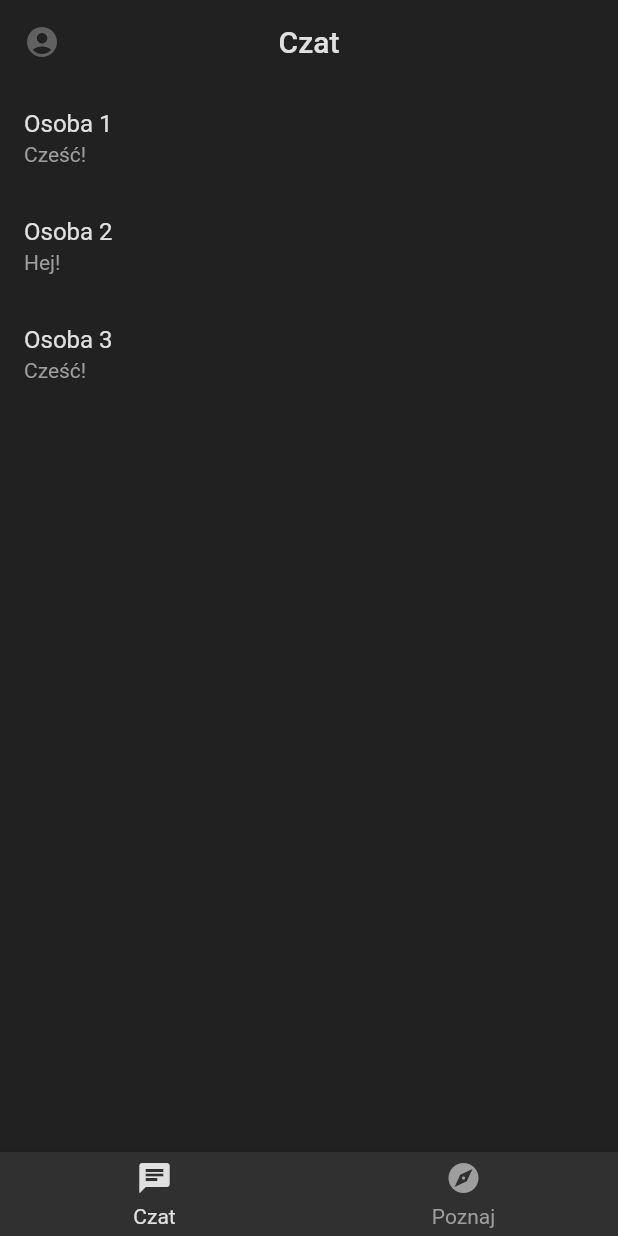
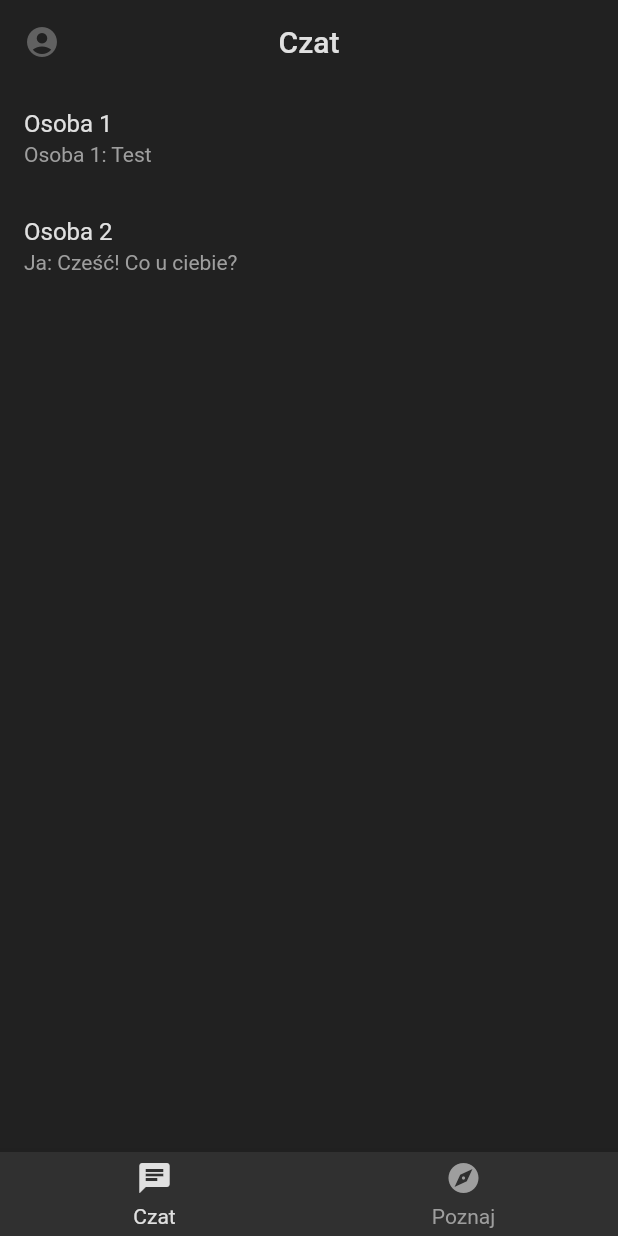
Before and after one commit to HackHeroes-2019-II-LO/app, a Flutter app: the screen it shows after launch, on a phone screen of 412 x 824 dp. Run offline on Flutter 3.47's test engine with Material 2 defaults, Android fonts, the phone set to English and light mode, and no system bars.

Commit message:
Display conversations from scoped model

```diff
--- a/lib/main.dart
+++ b/lib/main.dart
@@ -1,21 +1,25 @@
 import 'package:flutter/material.dart';
 import 'package:hack_heroes/home_page.dart';
+import 'package:hack_heroes/model.dart';
 import 'package:hack_heroes/theme_data.dart';
+import 'package:hack_heroes/types.dart';
 import 'package:hack_heroes/views/conversation_view.dart';
+import 'package:scoped_model/scoped_model.dart';
 
 void main() => runApp(MyApp());
 
 class MyApp extends StatelessWidget {
   @override
-  Widget build(BuildContext context) {
-    return MaterialApp(
-      title: 'Hack Heroes',
-      theme: defaultTheme(context),
-      initialRoute: '/',
-      routes: {
-        '/': (context) => HomePage(),
-        '/conversation': (context) => ConversationView(),
-      },
-    );
-  }
+  Widget build(BuildContext context) => ScopedModel<AppModel>(
+        model: AppModel(),
+        child: MaterialApp(
+          title: 'Hack Heroes',
+          theme: defaultTheme(context),
+          initialRoute: AppRoutes.home,
+          routes: {
+            AppRoutes.home: (context) => HomePage(),
+            AppRoutes.conversation: (context) => ConversationView(),
+          },
+        ),
+      );
 }
--- /dev/null
+++ b/lib/model.dart
@@ -0,0 +1,30 @@
+import 'dart:collection';
+
+import 'package:hack_heroes/types.dart';
+import 'package:scoped_model/scoped_model.dart';
+
+class AppModel extends Model {
+  final List<Conversation> _convos = [
+    Conversation(
+      partner: 'Osoba 1',
+      messages: [
+        Message(isOwned: true, content: 'Cześć!'),
+        Message(isOwned: false, content: 'Hej'),
+        Message(isOwned: false, content: 'Test')
+      ],
+    ),
+    Conversation(
+      partner: 'Osoba 2',
+      messages: [
+        Message(isOwned: false, content: 'Siemka!'),
+        Message(isOwned: true, content: 'Cześć! Co u ciebie?'),
+      ],
+    )
+  ];
+
+  UnmodifiableListView<Conversation> get convos =>
+      UnmodifiableListView<Conversation>(_convos);
+
+  Conversation convoWith(String partner) =>
+      _convos.firstWhere((conv) => conv.partner == partner);
+}
--- a/lib/types.dart
+++ b/lib/types.dart
@@ -2,6 +2,25 @@ import 'package:flutter/material.dart';
 import 'package:hack_heroes/views/chat_view.dart';
 import 'package:hack_heroes/views/discover_view.dart';
 import 'package:hack_heroes/views/map_view.dart';
+
+class AppRoutes {
+  static const String home = '/';
+  static const String conversation = '/conversation';
+}
+
+class Message {
+  final bool isOwned;
+  final String content;
+
+  const Message({@required this.isOwned, @required this.content});
+}
+
+class Conversation {
+  final String partner;
+  final List<Message> messages;
+
+  const Conversation({@required this.partner, @required this.messages});
+}
 
 enum HPTabType {
   chatView,
--- a/lib/views/chat_view.dart
+++ b/lib/views/chat_view.dart
@@ -1,28 +1,23 @@
 import 'package:flutter/material.dart';
+import 'package:hack_heroes/model.dart';
+import 'package:hack_heroes/types.dart';
+import 'package:scoped_model/scoped_model.dart';
 
 class ChatView extends StatelessWidget {
   @override
-  Widget build(BuildContext context) {
-    return Container(
-      child: ListView(
-        children: <Widget>[
-          ListTile(
-            title: Text("Osoba 1"),
-            subtitle: Text("Cześć!"),
-            onTap: () => Navigator.of(context).pushNamed('/conversation'),
+  Widget build(BuildContext context) => ScopedModelDescendant<AppModel>(
+        builder: (context, child, model) => ListView.builder(
+          itemBuilder: (context, index) => ListTile(
+            title: Text(model.convos[index].partner),
+            subtitle: Text(
+              '${model.convos[index].messages.last.isOwned ? 'Ja' : model.convos[index].partner}: ${model.convos[index].messages.last.content}',
+            ),
+            onTap: () => Navigator.of(context).pushNamed(
+              AppRoutes.conversation,
+              arguments: model.convos[index].partner,
+            ),
           ),
-          ListTile(
-            title: Text("Osoba 2"),
-            subtitle: Text("Hej!"),
-            onTap: () => Navigator.of(context).pushNamed('/conversation'),
-          ),
-          ListTile(
-            title: Text("Osoba 3"),
-            subtitle: Text("Cześć!"),
-            onTap: () => Navigator.of(context).pushNamed('/conversation'),
-          ),
-        ],
-      ),
-    );
-  }
+          itemCount: model.convos.length,
+        ),
+      );
 }
--- a/lib/views/conversation_view.dart
+++ b/lib/views/conversation_view.dart
@@ -1,18 +1,29 @@
 import 'package:flutter/material.dart';
+import 'package:hack_heroes/model.dart';
 import 'package:hack_heroes/widgets/app_bar.dart';
+import 'package:scoped_model/scoped_model.dart';
 
 class ConversationView extends StatelessWidget {
   @override
   Widget build(BuildContext context) {
+    final String partner = ModalRoute.of(context).settings.arguments;
     return Scaffold(
       appBar: ToDoAppBar(
-        texts: ['Osoba 1'],
+        texts: [partner],
         leading: IconButton(
           icon: Icon(Icons.arrow_back),
           onPressed: () => Navigator.of(context).pop(),
         ),
       ),
-      body: Container(),
+      body: ScopedModelDescendant<AppModel>(
+        builder: (context, child, model) => ListView.builder(
+          itemBuilder: (context, index) => ListTile(
+            title: Text(model.convoWith(partner).messages[index].isOwned ? 'Ja' : partner),
+            subtitle: Text(model.convoWith(partner).messages[index].content),
+          ),
+          itemCount: model.convoWith(partner).messages.length,
+        ),
+      ),
     );
   }
 }
```
